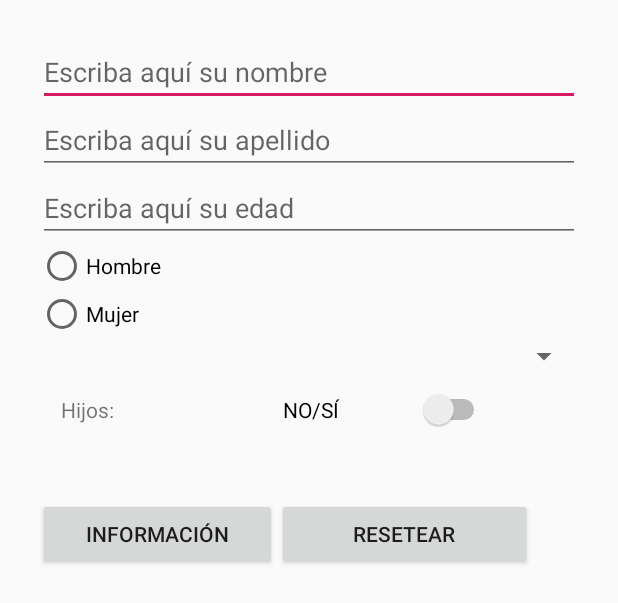
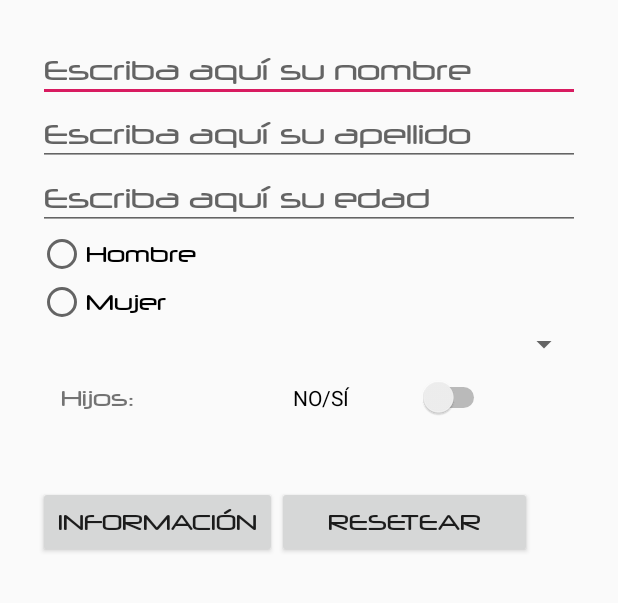
Before and after one commit to Xxracso40xX/PracticaTema2PMDM, an Android app: the layout activity_main.xml on its own in the app's theme, with its tools: preview values and no code run, on a phone screen of 412 x 824 dp. Shown: the top 603 px of the screen. Run offline under Robolectric (Android 15) with nearby library versions, the phone set to English and light mode, and no system bars.

Commit message:
Font añadida

```diff
--- a/app/build.gradle
+++ b/app/build.gradle
@@ -4,7 +4,7 @@ android {
     compileSdkVersion 28
     defaultConfig {
         applicationId "com.studium.xxracso40xx.practicatema2pmdm"
-        minSdkVersion 15
+        minSdkVersion 24
         targetSdkVersion 28
         versionCode 1
         versionName "1.0"
@@ -16,10 +16,12 @@ android {
             proguardFiles getDefaultProguardFile('proguard-android.txt'), 'proguard-rules.pro'
         }
     }
+    productFlavors {
+    }
 }
 
 dependencies {
-    implementation fileTree(dir: 'libs', include: ['*.jar'])
+    implementation fileTree(include: ['*.jar'], dir: 'libs')
     implementation 'com.android.support:appcompat-v7:28.0.0'
     implementation 'com.android.support.constraint:constraint-layout:1.1.3'
     testImplementation 'junit:junit:4.12'
--- a/app/src/main/res/values/styles.xml
+++ b/app/src/main/res/values/styles.xml
@@ -18,6 +18,7 @@
         <item name="android:layout_height">wrap_content</item>
         <item name="android:autofillHints">""</item>
         <item name="android:ems">10</item>
+        <item name="android:fontFamily">@font/neuropol</item>
     </style>
     <style name="radioGroup">
         <item name="android:layout_width">match_parent</item>
@@ -27,6 +28,7 @@
     <item name="android:layout_width">match_parent</item>
     <item name="android:layout_height">match_parent</item>
         <item name="android:layout_weight">1</item>
+        <item name="android:fontFamily">@font/neuropol</item>
     </style>
     <style name="spinner">
         <item name="android:layout_width">match_parent</item>
@@ -50,10 +52,12 @@
         <item name="android:layout_height">wrap_content</item>
         <item name="android:layout_weight">1</item>
         <item name="android:paddingLeft">15dp</item>
+        <item name="android:fontFamily">@font/neuropol</item>
     </style>
     <style name="textView1">
         <item name="android:layout_width">match_parent</item>
         <item name="android:layout_height">45dp</item>
+        <item name="android:fontFamily">@font/neuropol</item>
     </style>
     <style name="linearLayout2">
         <item name="android:layout_width">match_parent</item>
@@ -63,16 +67,19 @@
     <style name="button2">
         <item name="android:layout_width">159dp</item>
         <item name="android:layout_height">wrap_content</item>
+        <item name="android:fontFamily">@font/neuropol</item>
     </style>
     <style name="button3">
         <item name="android:layout_width">170dp</item>
         <item name="android:layout_height">wrap_content</item>
+        <item name="android:fontFamily">@font/neuropol</item>
     </style>
     <style name="texts1">
         <item name="android:layout_width">wrap_content</item>
         <item name="android:layout_height">wrap_content</item>
         <item name="android:autofillHints">""</item>
         <item name="android:ems">10</item>
+        <item name="android:fontFamily">@font/neuropol</item>
     </style>
     <style name="linearLayout3">
         <item name="android:layout_width">match_parent</item>
@@ -83,12 +90,14 @@
         <item name="android:layout_width">237dp</item>
         <item name="android:layout_height">wrap_content</item>
         <item name="android:layout_marginLeft">55dp</item>
+        <item name="android:fontFamily">@font/neuropol</item>
     </style>
     <style name="button5">
         <item name="android:layout_width">237dp</item>
         <item name="android:layout_height">wrap_content</item>
         <item name="android:layout_marginLeft">55dp</item>
         <item name="android:layout_marginStart">55dp</item>
+        <item name="android:fontFamily">@font/neuropol</item>
     </style>
     <style name="spinner1">
         <item name="android:layout_width">280dp</item>
@@ -107,11 +116,13 @@
         <item name="android:layout_width">match_parent</item>
         <item name="android:layout_height">wrap_content</item>
         <item name="android:layout_weight">1</item>
+        <item name="android:fontFamily">@font/neuropol</item>
     </style>
     <style name="button7">
         <item name="android:layout_width">84dp</item>
         <item name="android:layout_height">wrap_content</item>
         <item name="android:layout_weight">1</item>
+        <item name="android:fontFamily">@font/neuropol</item>
     </style>
     <style name="textView2">
         <item name="android:layout_width">150dp</item>
@@ -123,6 +134,7 @@
         <item name="android:paddingStart">15dp</item>
         <item name="android:paddingTop">35dp</item>
         <item name="android:textAllCaps">false</item>
+        <item name="android:fontFamily">@font/neuropol</item>
     </style>
     <style name="textView3">
         <item name="android:layout_width">match_parent</item>
@@ -133,6 +145,7 @@
         <item name="android:layout_marginBottom">20dp</item>
         <item name="android:paddingBottom">10dp</item>
         <item name="android:textStyle">bold</item>
+        <item name="android:fontFamily">@font/neuropol</item>
     </style>
     <style name="switch2">
         <item name="android:layout_width">wrap_content</item>
```
Also changed, not shown: app/src/main/res/font/calibreregular.otf (added), app/src/main/res/font/neuropol.ttf (added).
